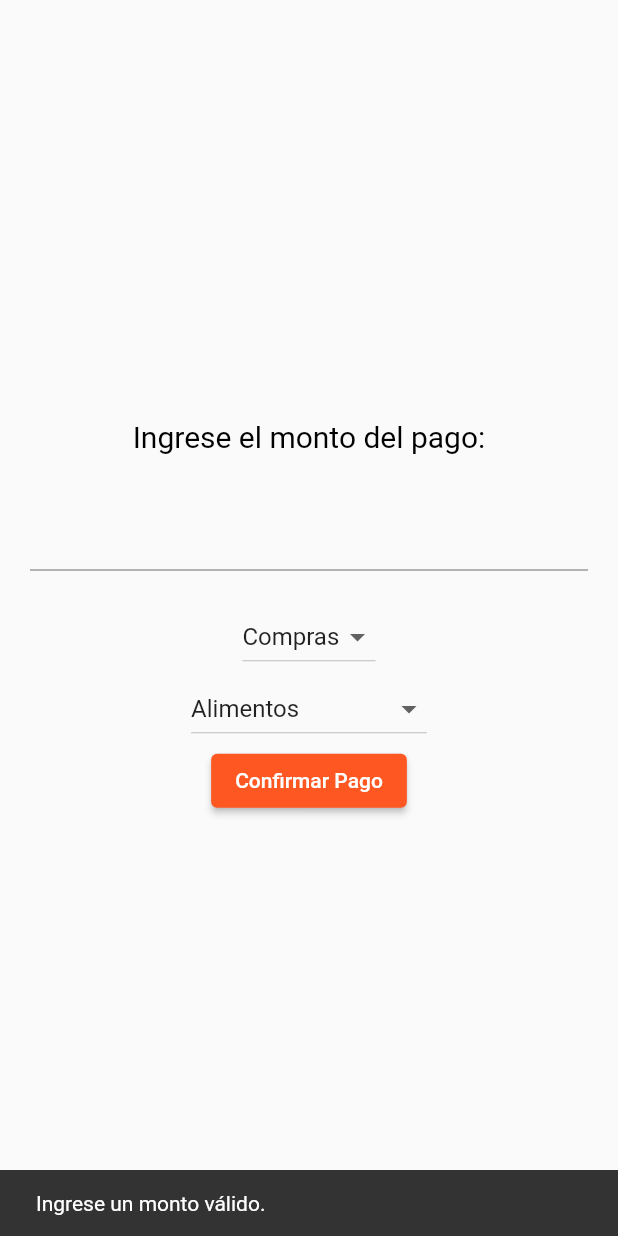
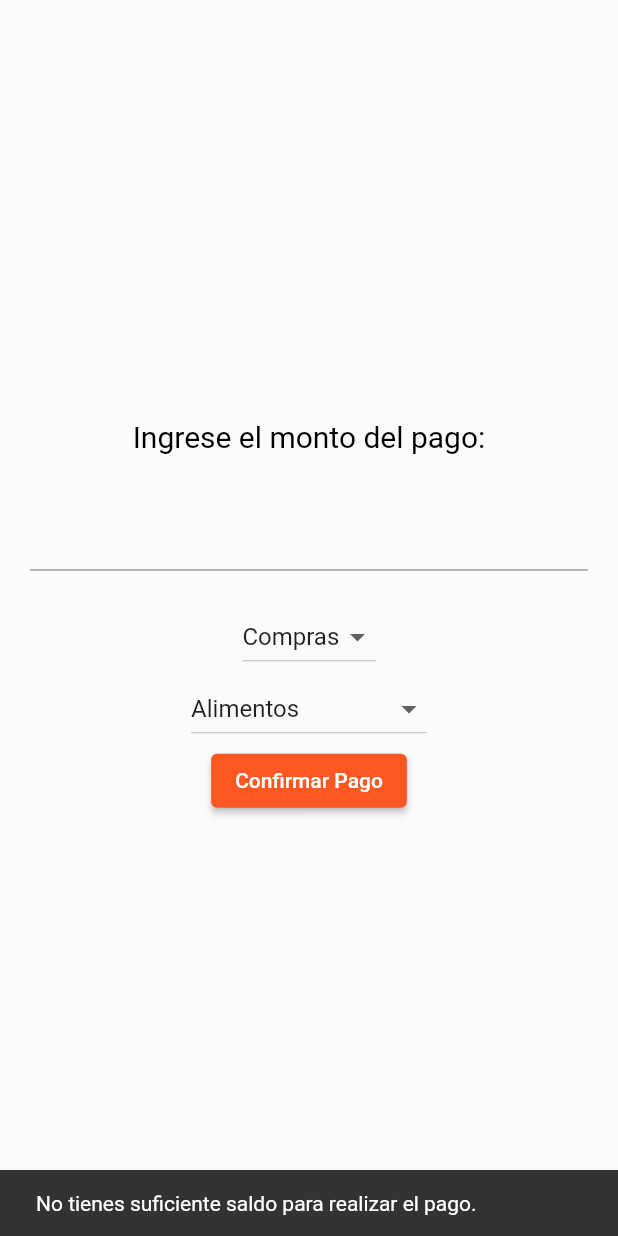
Before and after one commit to GustavoGutierrez98/MiMonedero4.0, a Flutter app: the PaymentWidget widget shown alone on an empty page, opened directly, after a tap on "Confirmar Pago", on a phone screen of 412 x 824 dp. Run offline on Flutter 3.47's test engine with Material 2 defaults, Android fonts, the phone set to English and light mode, and no system bars; our stand-ins replace firebase_auth, firebase_core, fl_chart, line_icons, open_file, sqflite; accounts and stored records are empty.

Commit message:
modifica1

```diff
--- a/lib/models/donutGraphPage.dart
+++ b/lib/models/donutGraphPage.dart
@@ -90,6 +90,8 @@ class DonutGraphPage extends StatelessWidget {
         return const Color.fromARGB(255, 39, 166, 229);
       case 'Muebles':
         return Colors.yellow;
+      case 'Cable':
+        return Colors.pink;
       default:
         return Colors.grey;
     }
@@ -113,6 +115,8 @@ class DonutGraphPage extends StatelessWidget {
         return Icon(LineIcons.tint, color: Colors.white);
       case 'Muebles':
         return Icon(LineIcons.couch, color: Colors.white);
+      case 'Cable':
+        return Icon(LineIcons.television, color: Colors.white);
       default:
         return Icon(LineIcons.questionCircle, color: Colors.white);
     }
--- a/lib/widgets/pago_widget.dart
+++ b/lib/widgets/pago_widget.dart
@@ -1,5 +1,6 @@
 import 'package:flutter/material.dart';
 import 'package:mimonedero/database/db.dart';
+import 'package:mimonedero/models/ingreso.dart';
 import 'package:mimonedero/models/pagos.dart';
 import 'package:mimonedero/widgets/filtro_numerico.dart';
 
@@ -13,6 +14,24 @@ class _PaymentWidgetState extends State<PaymentWidget> {
   double paymentAmount = 0.0;
   String selectedCategory = 'Alimentos'; // Default category
   String selectedPaymentType = 'Compras';
+  double currentBalance=0.0;
+
+  @override
+  void initState() {
+    super.initState();
+    fetchCurrentBalance();
+  }
+
+  // Método para obtener el saldo actual
+  void fetchCurrentBalance() async {
+    List<Balance> balances = await BalanceDatabase.instance.getAllBalances();
+    if (balances.isNotEmpty) {
+      setState(() {
+        currentBalance = balances.last.amount;
+      });
+    }
+  }
+
 
   @override
   Widget build(BuildContext context) {
@@ -99,6 +118,10 @@ class _PaymentWidgetState extends State<PaymentWidget> {
                 value: 'Internet',
                 child: Text('Internet'),
               ),
+              DropdownMenuItem<String>(
+                value: 'Cable',
+                child: Text('Cable'),
+              ),
               // Add more items as needed
             ],
             onChanged: (String? newValue) {
@@ -110,17 +133,26 @@ class _PaymentWidgetState extends State<PaymentWidget> {
         ElevatedButton(
           onPressed: () {
             _controller.clear();
-            if (paymentAmount > 0) {
+            if (currentBalance > 0 && paymentAmount > 0 && paymentAmount <= currentBalance) {
+              // Verificar que el saldo sea mayor que 0 y el monto del pago no exceda el saldo
               makePayment(paymentAmount, selectedCategory);
               ScaffoldMessenger.of(context).showSnackBar(
                 SnackBar(
                   content: Text('Pago realizado con éxito.'),
                 ),
               );
-            } else {
+            }
+             else if (currentBalance <= 0) {
               ScaffoldMessenger.of(context).showSnackBar(
                 SnackBar(
-                  content: Text('Ingrese un monto válido.'),
+                  content: Text('No tienes suficiente saldo para realizar el pago.'),
+                ),
+              );
+            }
+            else {
+              ScaffoldMessenger.of(context).showSnackBar(
+                SnackBar(
+                  content: Text('Ingrese un monto válido que no exceda su saldo disponible.'),
                 ),
               );
             }
```
